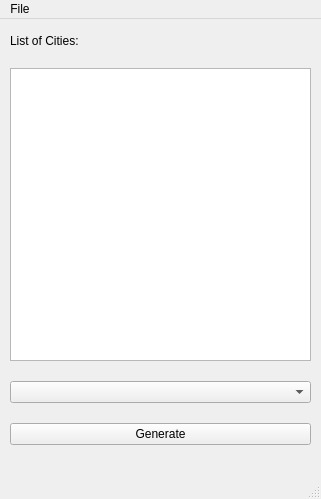
First picture: the form in EuroTrip/mainwindow.ui, repository dal07065/European-Vacation, before the edit.
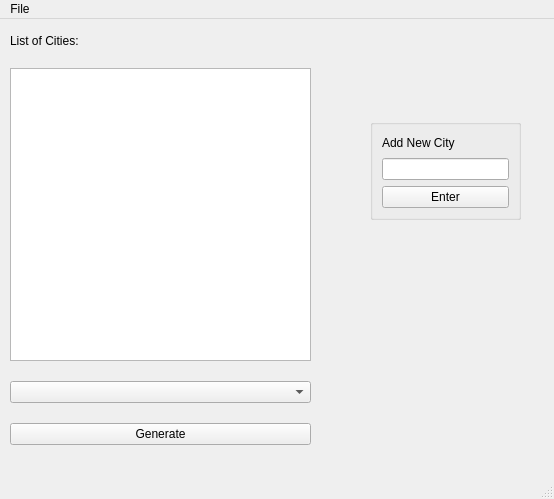
Second picture: the form after the edit.

Commit message: Added Admin Buttons

```diff
--- a/EuroTrip/mainwindow.ui
+++ b/EuroTrip/mainwindow.ui
@@ -6,7 +6,7 @@
    <rect>
     <x>0</x>
     <y>0</y>
-    <width>321</width>
+    <width>554</width>
     <height>499</height>
    </rect>
   </property>
@@ -55,14 +55,43 @@
      </item>
     </layout>
    </widget>
+   <widget class="QGroupBox" name="adminFuncs">
+    <property name="geometry">
+     <rect>
+      <x>370</x>
+      <y>100</y>
+      <width>151</width>
+      <height>101</height>
+     </rect>
+    </property>
+    <layout class="QVBoxLayout" name="verticalLayout_2">
+     <item>
+      <widget class="QLabel" name="label_addCity">
+       <property name="text">
+        <string>Add New City</string>
+       </property>
+      </widget>
+     </item>
+     <item>
+      <widget class="QLineEdit" name="lineEdit_AddCity"/>
+     </item>
+     <item>
+      <widget class="QPushButton" name="pushButton_AddCity">
+       <property name="text">
+        <string>Enter</string>
+       </property>
+      </widget>
+     </item>
+    </layout>
+   </widget>
   </widget>
   <widget class="QMenuBar" name="menubar">
    <property name="geometry">
     <rect>
      <x>0</x>
      <y>0</y>
-     <width>321</width>
-     <height>26</height>
+     <width>554</width>
+     <height>21</height>
     </rect>
    </property>
    <widget class="QMenu" name="menuFile">
```
The commit also changes 2 other files.
